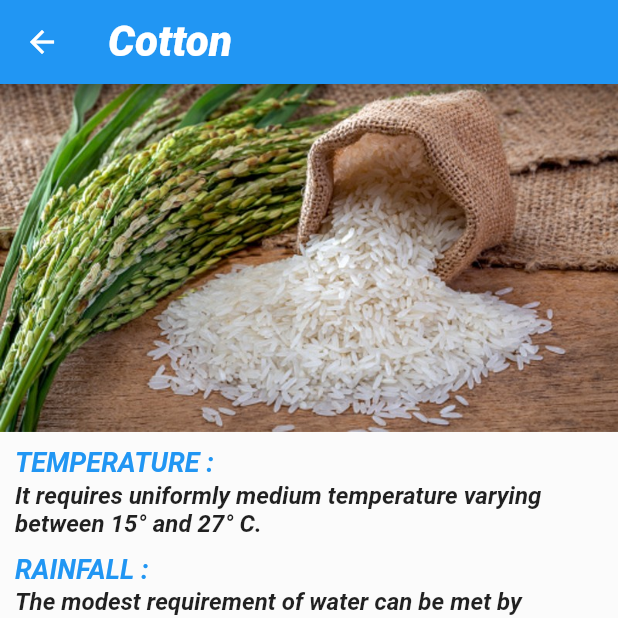
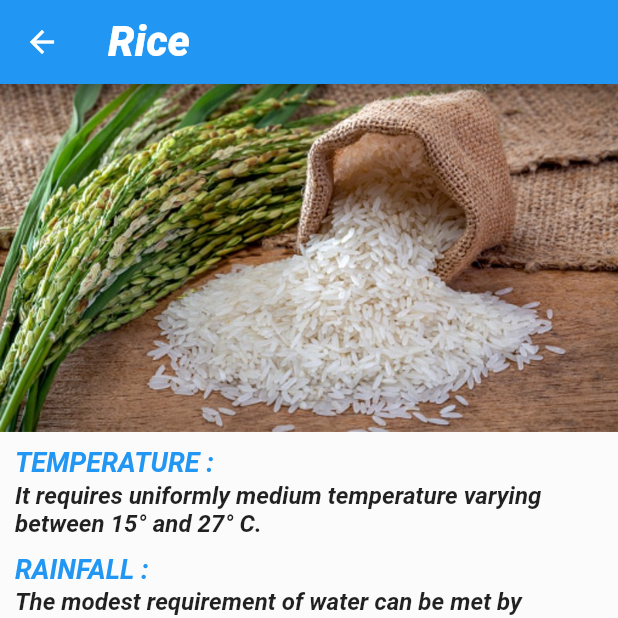
Before and after one commit to Abhishekghule18/Agriculture-Forecast, a Flutter app: the RiceData screen opened by its route, on a phone screen of 412 x 824 dp, the top half of it. Run offline on Flutter 3.47's test engine with Material 2 defaults, Android fonts, the phone set to English and light mode, and no system bars; our stand-ins replace geolocator; network calls fail.

```diff
--- a/lib/crops/rice.dart
+++ b/lib/crops/rice.dart
@@ -7,7 +7,7 @@ class RiceData extends StatelessWidget {
     return Scaffold(
       appBar: AppBar(
         title: Text(
-          'Cotton',
+          'Rice',
           textAlign: TextAlign.center,
           style: TextStyle(
             fontStyle: FontStyle.italic,
```
